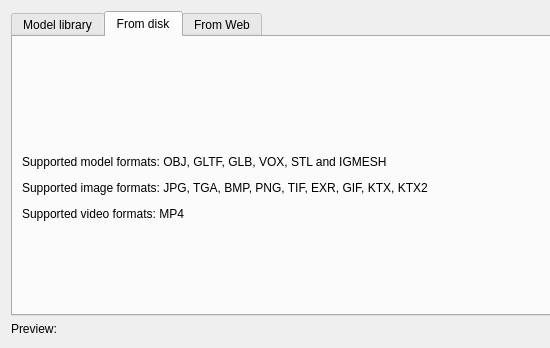
Qt form gui_client/AddObjectDialog.ui (shipilovden/substrata-metasiberia) before a commit; both pictures show x 0 to 550 and y 0 to 348 of the 1124 by 686 pixel window.
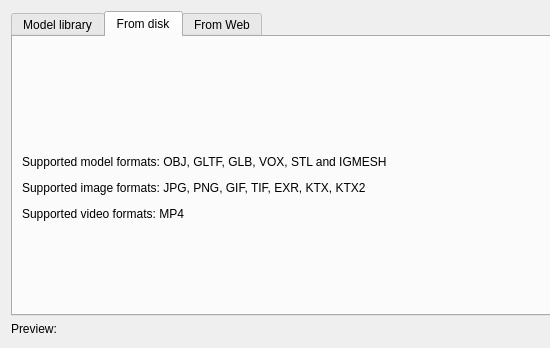
The same form after that commit. Custom widgets are drawn as their Qt base class.

Commit message: Removed BMP and TGA from list of supported image formats.

Patch:
```diff
--- a/gui_client/AddObjectDialog.ui
+++ b/gui_client/AddObjectDialog.ui
@@ -47,7 +47,7 @@
        <item>
         <widget class="QLabel" name="label_3">
          <property name="text">
-          <string>&lt;html&gt;&lt;head/&gt;&lt;body&gt;&lt;p&gt;Supported model formats: OBJ, GLTF, GLB, VOX, STL and IGMESH&lt;/p&gt;&lt;p&gt;Supported image formats: JPG, TGA, BMP, PNG, TIF, EXR, GIF, KTX, KTX2&lt;/p&gt;&lt;p&gt;Supported video formats: MP4&lt;/p&gt;&lt;/body&gt;&lt;/html&gt;</string>
+          <string>&lt;html&gt;&lt;head/&gt;&lt;body&gt;&lt;p&gt;Supported model formats: OBJ, GLTF, GLB, VOX, STL and IGMESH&lt;/p&gt;&lt;p&gt;Supported image formats: JPG, PNG, GIF, TIF, EXR, KTX, KTX2&lt;/p&gt;&lt;p&gt;Supported video formats: MP4&lt;/p&gt;&lt;/body&gt;&lt;/html&gt;</string>
          </property>
          <property name="wordWrap">
           <bool>false</bool>
```
The commit also changes 1 other file.
